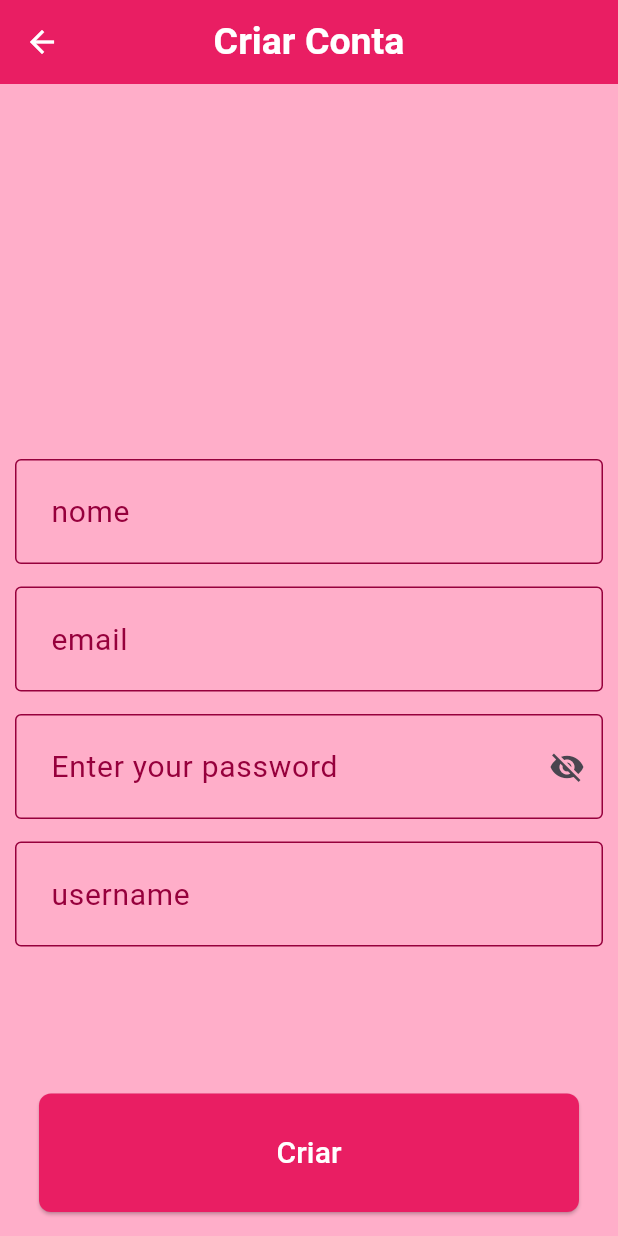
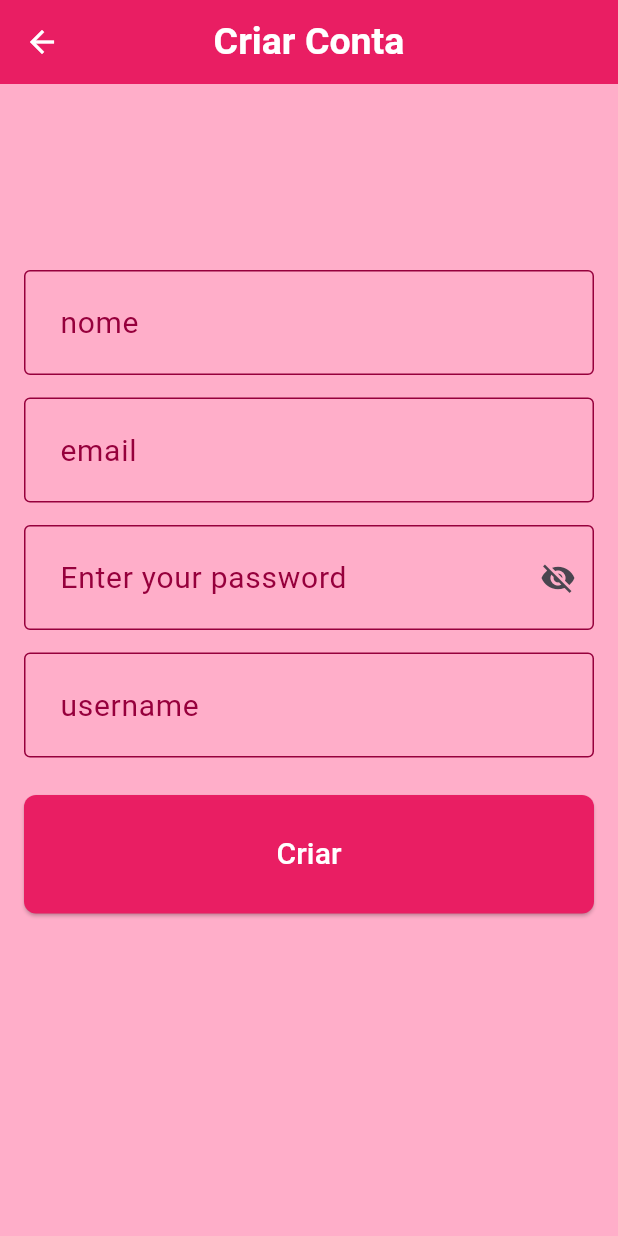
Before and after one commit to suellenvenancio/doramar_app, a Flutter app: the screen it shows after launch, after a tap on "Cadastre-se", on a phone screen of 412 x 824 dp. Run offline on Flutter 3.47's test engine with Material 3 defaults, Android fonts, the phone set to English and light mode, and no system bars; our stand-ins replace expandable_text, firebase_auth, firebase_core; accounts and stored records are empty; statements that could not run were skipped.

Commit message:
fix: fix layout login and create account page

```diff
--- a/lib/pages/create_account_page.dart
+++ b/lib/pages/create_account_page.dart
@@ -15,8 +15,14 @@ class CreateAccountPage extends StatelessWidget {
   Widget build(BuildContext context) {
     return Scaffold(
       appBar: CustomAppBar(title: 'Criar Conta'),
+      resizeToAvoidBottomInset: true,
       backgroundColor: Color.fromRGBO(255, 174, 201, 1),
-      body: const CreateAccountForm(),
+      body: SafeArea(
+        child: SingleChildScrollView(
+          padding: EdgeInsets.symmetric(horizontal: 16, vertical: 24),
+          child: CreateAccountForm(),
+        ),
+      ),
     );
   }
 }
@@ -93,8 +99,9 @@ class CreateAccountFormState extends State<CreateAccountForm> {
     return Form(
       key: _formKey,
       child: Padding(
-        padding: const EdgeInsets.only(top: 250, left: 10, right: 10),
+        padding: const EdgeInsets.only(top: 100),
         child: Column(
+          mainAxisSize: MainAxisSize.min,
           children: [
             TextFormField(
               style: const TextStyle(color: Colors.black, fontSize: 20),
@@ -286,9 +293,9 @@ class CreateAccountFormState extends State<CreateAccountForm> {
                   ),
                 ],
               ),
-            const Spacer(),
+            const SizedBox(height: 25),
             Padding(
-              padding: const EdgeInsets.all(16.0),
+              padding: const EdgeInsets.all(0),
               child: SizedBox(
                 width: double.infinity,
                 child: ElevatedButton(
--- a/lib/pages/login_page.dart
+++ b/lib/pages/login_page.dart
@@ -57,9 +57,10 @@ class LoginFormState extends State<LoginForm> {
     return Form(
       key: _formKey,
       child: Padding(
-        padding: const EdgeInsets.only(top: 150, left: 10, right: 10),
+        padding: const EdgeInsets.only(left: 10, right: 10),
         child: Column(
           children: [
+            const SizedBox(height: 50),
             Icon(Icons.lock, size: 100, color: Colors.pink),
             const SizedBox(height: 20),
             TextFormField(
```
